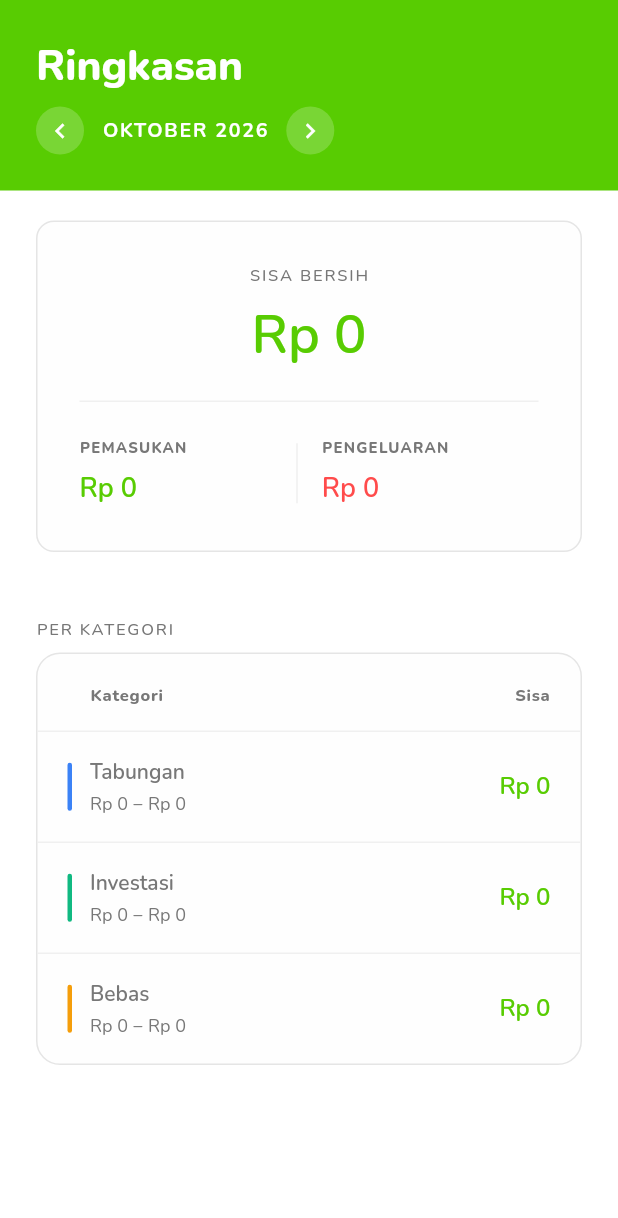
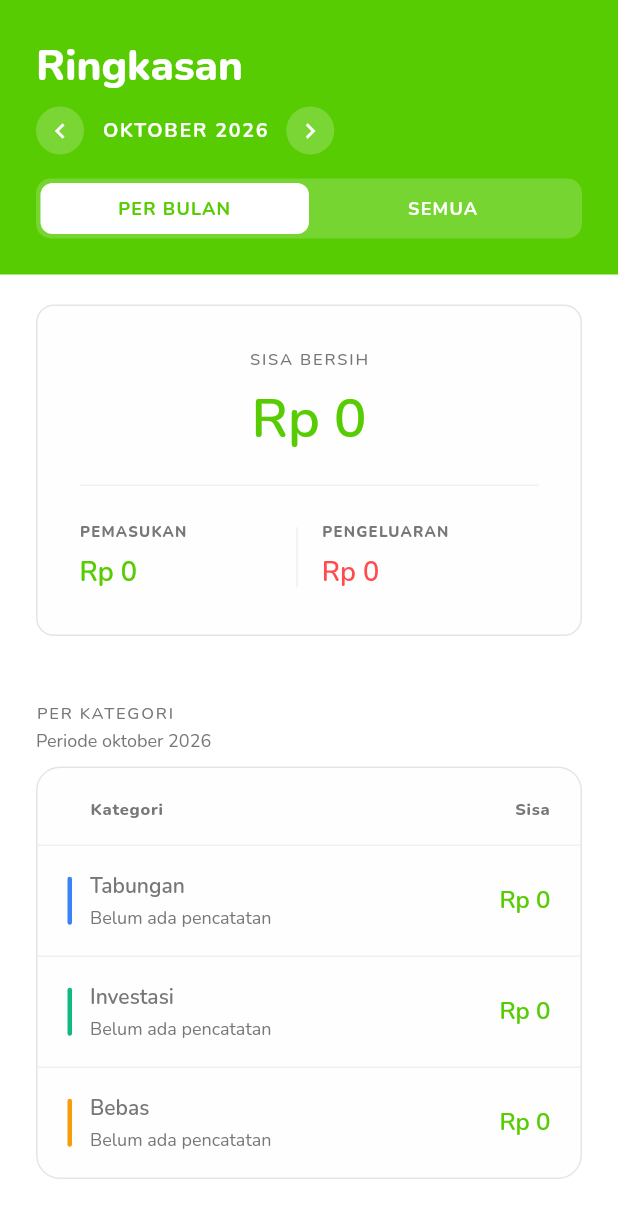
Before and after one commit to xelisme/Pundi, a Flutter app: the SummaryScreen screen opened directly, on a phone screen of 412 x 824 dp. Shown: the top 1218 px of the screen. Run offline on Flutter 3.47's test engine with Material 3 defaults, Android fonts, the phone set to English and light mode, and no system bars; our stand-ins replace csv, file_picker, google_fonts, share_plus, shared_preferences; accounts and stored records are empty.

Commit message:
feat: summarise by month or across all recorded months
Ringkasan gains a PER BULAN / SEMUA toggle in the green header. 'SEMUA'
accumulates every recorded month with no month or year ceiling, and the
per-category table below the hero numbers now follows whichever period is
selected — so 'total for this month' and 'total across all of August,
October, September...' are both one tap apart rather than two features.

The chevrons dim out and the header reads 'SEMUA PERIODE' when the all-time
view is active, and a subtitle states the real span ('3 bulan · 5
transaksi') so the toggle never leaves the scope ambiguous. 'PER KATEGORI'
carries a matching subtitle ('Periode agustus' / 'Akumulasi semua
periode').

The aggregation moved out of the screen into models/period_summary.dart. It
was a private function, which made the single most load-bearing piece of
money maths in the app untestable. It is now plain pure code, and
period_summary_test.dart covers it: half-open month boundaries (a record at
30 Sep 23:59 is in, one at 1 Oct 00:01 is out), a 31 December record not
being dropped, per-category totals across three non-consecutive months,
empty months returning empty rather than zero-filled, every category keeping
a row so the table does not reflow, and the all-time net reconciling against
the sum of the per-month nets.

Category rows now label an archived category '(arsip)' and a merely
soft-deleted one '(nonaktif)', and show 'Belum ada pencatatan' instead of
Rp 0 − Rp 0. Archived categories keep reporting their historical money —
archiving hides a category from new transactions, it does not erase what it
already received.

Tests: 35 -> 49.

```diff
--- /dev/null
+++ b/lib/models/period_summary.dart
@@ -0,0 +1,177 @@
+import 'transaction.dart';
+
+/// Income minus expense for a single category over one period.
+class CategoryBalance {
+  final String name;
+  final String colorHex;
+  final int income;
+  final int expense;
+
+  /// False once the category was soft-deleted or archived. Kept so the UI can
+  /// dim the row: an archived category still owes its historical money a place
+  /// on the table, it just no longer accepts new transactions.
+  final bool isActive;
+  final bool isArchived;
+
+  const CategoryBalance({
+    required this.name,
+    required this.colorHex,
+    required this.income,
+    required this.expense,
+    required this.isActive,
+    required this.isArchived,
+  });
+
+  int get balance => income - expense;
+
+  /// True when the category has never seen a single rupiah in this period.
+  bool get isEmpty => income == 0 && expense == 0;
+}
+
+/// Totals for one period: a single month, or every month on record.
+class PeriodSummary {
+  final int totalIncome;
+  final int totalExpenses;
+  final int netIncome;
+
+  /// Per-category totals derived from each transaction's frozen splits.
+  final Map<String, int> incomeBreakdown;
+  final Map<String, int> expenseBreakdown;
+
+  /// One row per known category, in category order, including empty ones so
+  /// the table layout does not jump between periods.
+  final List<CategoryBalance> categoryBalances;
+
+  /// How many distinct calendar months actually contributed a record. For an
+  /// all-time summary this is the real span ("12 bulan"), not a guess.
+  final int monthCount;
+
+  /// Total records inside the window, income and expense.
+  final int recordCount;
+
+  const PeriodSummary({
+    required this.totalIncome,
+    required this.totalExpenses,
+    required this.netIncome,
+    required this.incomeBreakdown,
+    required this.expenseBreakdown,
+    required this.categoryBalances,
+    required this.monthCount,
+    required this.recordCount,
+  });
+
+  static const empty = PeriodSummary(
+    totalIncome: 0,
+    totalExpenses: 0,
+    netIncome: 0,
+    incomeBreakdown: {},
+    expenseBreakdown: {},
+    categoryBalances: [],
+    monthCount: 0,
+    recordCount: 0,
+  );
+
+  bool get hasRecords => recordCount > 0;
+}
+
+/// Aggregate [records] into per-category and overall totals.
+///
+/// Pass a [month] to scope the result to that single calendar month, or omit it
+/// to accumulate every record on file — no month or year ceiling — which is
+/// what the "SEMUA" period shows.
+///
+/// A record belongs to the month of its *input* timestamp, not its receipt
+/// date, which is how the month selector has always behaved.
+PeriodSummary calculatePeriodSummary(
+  List<TransactionRecord> records,
+  List<AllocationCategory> categories, {
+  DateTime? month,
+}) {
+  int totalIncome = 0;
+  int totalExpenses = 0;
+  final Map<String, int> incomeBreakdown = {};
+  final Map<String, int> expenseBreakdown = {};
+  final Map<String, int> categoryIncome = {};
+  final Map<String, int> categoryExpense = {};
+  final Set<String> monthsSeen = <String>{};
+  int recordCount = 0;
+
+  for (final cat in categories) {
+    categoryIncome[cat.name] = 0;
+    categoryExpense[cat.name] = 0;
+  }
+
+  // A null window means "every month on record".
+  DateTime? windowStart;
+  DateTime? windowEnd;
+  if (month != null) {
+    windowStart = DateTime(month.year, month.month, 1);
+    windowEnd = DateTime(month.year, month.month + 1, 1);
+  }
+
+  for (final record in records) {
+    final date = DateTime.fromMillisecondsSinceEpoch(record.timestamp);
+    if (windowStart != null &&
+        (date.isBefore(windowStart) || date.compareTo(windowEnd!) >= 0)) {
+      continue;
+    }
+
+    recordCount++;
+    monthsSeen.add('${date.year}-${date.month}');
+
+    if (record.type == TransactionType.income) {
+      totalIncome += record.totalAmount.toInt();
+      for (final split in record.splits) {
+        final key = split.category.name;
+        incomeBreakdown[key] =
+            (incomeBreakdown[key] ?? 0) + split.allocatedAmount.toInt();
+        categoryIncome[key] =
+            (categoryIncome[key] ?? 0) + split.allocatedAmount.toInt();
+      }
+    } else {
+      totalExpenses += record.totalAmount.toInt();
+      if (record.splits.isNotEmpty) {
+        for (final split in record.splits) {
+          final key = split.category.name;
+          expenseBreakdown[key] =
+              (expenseBreakdown[key] ?? 0) + split.allocatedAmount.toInt();
+          categoryExpense[key] =
+              (categoryExpense[key] ?? 0) + split.allocatedAmount.toInt();
+        }
+      } else {
+        // No splits at all (shouldn't happen, but a hand-edited import can):
+        // fall back to the label so the money is still attributed somewhere.
+        final key = record.chargedTo ?? 'Lainnya';
+        expenseBreakdown[key] =
+            (expenseBreakdown[key] ?? 0) + record.totalAmount.toInt();
+        if (categoryExpense.containsKey(key)) {
+          categoryExpense[key] =
+              (categoryExpense[key] ?? 0) + record.totalAmount.toInt();
+        }
+      }
+    }
+  }
+
+  final balances = <CategoryBalance>[];
+  for (final cat in categories) {
+    balances.add(CategoryBalance(
+      name: cat.name,
+      colorHex: cat.colorHex,
+      income: categoryIncome[cat.name] ?? 0,
+      expense: categoryExpense[cat.name] ?? 0,
+      isActive: cat.isActive,
+      isArchived: cat.isArchived,
+    ));
+  }
+
+  return PeriodSummary(
+    totalIncome: totalIncome,
+    totalExpenses: totalExpenses,
+    netIncome: totalIncome - totalExpenses,
+    incomeBreakdown: incomeBreakdown,
+    expenseBreakdown: expenseBreakdown,
+    categoryBalances: balances,
+    monthCount: monthsSeen.length,
+    recordCount: recordCount,
+  );
+}
--- a/lib/screens/summary_screen.dart
+++ b/lib/screens/summary_screen.dart
@@ -2,113 +2,9 @@ import 'package:flutter/material.dart';
 import 'package:google_fonts/google_fonts.dart';
 import 'package:intl/intl.dart';
 import 'package:provider/provider.dart';
-import '../models/transaction.dart';
+import '../models/period_summary.dart';
 import '../repositories/budget_repository.dart';
 import '../utils/app_colors.dart';
-
-class _CategoryBalance {
-  final String name;
-  final String colorHex;
-  final int income;
-  final int expense;
-  final bool isActive;
-  int get balance => income - expense;
-
-  _CategoryBalance({
-    required this.name,
-    required this.colorHex,
-    required this.income,
-    required this.expense,
-    this.isActive = true,
-  });
-}
-
-class _MonthlySummary {
-  final int totalIncome;
-  final int totalExpenses;
-  final int netIncome;
-  final Map<String, int> incomeBreakdown;
-  final Map<String, int> expenseBreakdown;
-  final List<_CategoryBalance> categoryBalances;
-
-  _MonthlySummary({
-    required this.totalIncome,
-    required this.totalExpenses,
-    required this.netIncome,
-    required this.incomeBreakdown,
-    required this.expenseBreakdown,
-    required this.categoryBalances,
-  });
-}
-
-_MonthlySummary _calculateMonthlySummary(
-    List<TransactionRecord> records, List<AllocationCategory> categories, DateTime selectedMonth) {
-  int totalIncome = 0;
-  int totalExpenses = 0;
-  final Map<String, int> incomeBreakdown = {};
-  final Map<String, int> expenseBreakdown = {};
-  final Map<String, int> categoryIncome = {};
-  final Map<String, int> categoryExpense = {};
-  final Map<String, String> categoryColors = {};
-
-  for (final cat in categories) {
-    categoryIncome[cat.name] = 0;
-    categoryExpense[cat.name] = 0;
-    categoryColors[cat.name] = cat.colorHex;
-  }
-
-  final thisMonth = DateTime(selectedMonth.year, selectedMonth.month, 1);
-  final nextMonth = DateTime(selectedMonth.year, selectedMonth.month + 1, 1);
-
-  for (final record in records) {
-    final date = DateTime.fromMillisecondsSinceEpoch(record.timestamp);
-    if (date.isBefore(thisMonth) || date.compareTo(nextMonth) >= 0) continue;
-
-    if (record.type == TransactionType.income) {
-      totalIncome += record.totalAmount.toInt();
-      for (final split in record.splits) {
-        final key = split.category.name;
-        incomeBreakdown[key] = (incomeBreakdown[key] ?? 0) + split.allocatedAmount.toInt();
-        categoryIncome[key] = (categoryIncome[key] ?? 0) + split.allocatedAmount.toInt();
-      }
-    } else {
-      totalExpenses += record.totalAmount.toInt();
-      if (record.splits.isNotEmpty) {
-        for (final split in record.splits) {
-          final key = split.category.name;
-          expenseBreakdown[key] = (expenseBreakdown[key] ?? 0) + split.allocatedAmount.toInt();
-          categoryExpense[key] = (categoryExpense[key] ?? 0) + split.allocatedAmount.toInt();
-        }
-      } else {
-        final key = record.chargedTo ?? 'Lainnya';
-        expenseBreakdown[key] = (expenseBreakdown[key] ?? 0) + record.totalAmount.toInt();
-        if (categoryExpense.containsKey(key)) {
-          categoryExpense[key] = (categoryExpense[key] ?? 0) + record.totalAmount.toInt();
-        }
-      }
-    }
-  }
-
-  final balances = <_CategoryBalance>[];
-  for (final cat in categories) {
-    balances.add(_CategoryBalance(
-      name: cat.name,
-      colorHex: cat.colorHex,
-      income: categoryIncome[cat.name] ?? 0,
-      expense: categoryExpense[cat.name] ?? 0,
-      isActive: cat.isActive,
-    ));
-  }
-
-  return _MonthlySummary(
-    totalIncome: totalIncome,
-    totalExpenses: totalExpenses,
-    netIncome: totalIncome - totalExpenses,
-    incomeBreakdown: incomeBreakdown,
-    expenseBreakdown: expenseBreakdown,
-    categoryBalances: balances,
-  );
-}
 
 class SummaryScreen extends StatefulWidget {
   const SummaryScreen({super.key});
@@ -117,8 +13,22 @@ class SummaryScreen extends StatefulWidget {
   State<SummaryScreen> createState() => _SummaryScreenState();
 }
 
+/// Which span of history the Ringkasan screen is showing.
+enum SummaryPeriod {
+  /// One calendar month, chosen with the chevrons.
+  month,
+
+  /// Every month that has at least one record — no month or year ceiling.
+  all,
+}
+
 class _SummaryScreenState extends State<SummaryScreen> {
   DateTime _selectedMonth = DateTime.now();
+  SummaryPeriod _period = SummaryPeriod.month;
+
+  /// The month to aggregate, or null when accumulating everything on record.
+  DateTime? get _windowMonth =>
+      _period == SummaryPeriod.month ? _selectedMonth : null;
 
   String _fmt(int amount) {
     final formatter = NumberFormat('#,##0', 'id_ID');
@@ -153,8 +63,13 @@ class _SummaryScreenState extends State<SummaryScreen> {
       body: SafeArea(
         child: Consumer<BudgetRepository>(
           builder: (context, repo, _) {
-            final summary = _calculateMonthlySummary(repo.history, repo.categories, _selectedMonth);
+            final summary = calculatePeriodSummary(
+              repo.history,
+              repo.categories,
+              month: _windowMonth,
+            );
             final monthName = DateFormat('MMMM yyyy', 'id_ID').format(_selectedMonth);
+            final isAllTime = _period == SummaryPeriod.all;
 
             return CustomScrollView(
               slivers: [
@@ -181,20 +96,24 @@ class _SummaryScreenState extends State<SummaryScreen> {
                           mainAxisSize: MainAxisSize.min,
                           children: [
                             GestureDetector(
-                              onTap: _previousMonth,
+                              onTap: isAllTime ? null : _previousMonth,
                               child: Container(
                                 width: 32,
                                 height: 32,
                                 decoration: BoxDecoration(
-                                  color: Colors.white.withValues(alpha: 0.2),
+                                  color: Colors.white.withValues(alpha: isAllTime ? 0.1 : 0.2),
                                   shape: BoxShape.circle,
                                 ),
-                                child: const Icon(Icons.chevron_left, color: Colors.white, size: 20),
+                                child: Icon(
+                                  Icons.chevron_left,
+                                  color: isAllTime ? Colors.white38 : Colors.white,
+                                  size: 20,
+                                ),
                               ),
                             ),
                             const SizedBox(width: 12),
                             Text(
-                              monthName.toUpperCase(),
+                              isAllTime ? 'SEMUA PERIODE' : monthName.toUpperCase(),
                               style: GoogleFonts.nunito(
                                 fontSize: 13,
                                 fontWeight: FontWeight.w700,
@@ -204,19 +123,55 @@ class _SummaryScreenState extends State<SummaryScreen> {
                             ),
                             const SizedBox(width: 12),
                             GestureDetector(
-                              onTap: _nextMonth,
+                              onTap: isAllTime ? null : _nextMonth,
                               child: Container(
                                 width: 32,
                                 height: 32,
                                 decoration: BoxDecoration(
-                                  color: Colors.white.withValues(alpha: 0.2),
+                                  color: Colors.white.withValues(alpha: isAllTime ? 0.1 : 0.2),
                                   shape: BoxShape.circle,
                                 ),
-                                child: const Icon(Icons.chevron_right, color: Colors.white, size: 20),
+                                child: Icon(
+                                  Icons.chevron_right,
+                                  color: isAllTime ? Colors.white38 : Colors.white,
+                                  size: 20,
+                                ),
                               ),
                             ),
                           ],
                         ),
+                        const SizedBox(height: 16),
+
+                        // Period toggle: one month, or every month on record.
+                        Container(
+                          decoration: BoxDecoration(
+                            color: Colors.white.withValues(alpha: 0.18),
+                            borderRadius: BorderRadius.circular(10),
+                          ),
+                          padding: const EdgeInsets.all(3),
+                          child: Row(
+                            children: [
+                              _buildPeriodTab('PER BULAN', SummaryPeriod.month),
+                              _buildPeriodTab('SEMUA', SummaryPeriod.all),
+                            ],
+                          ),
+                        ),
+
+                        // Explain what "SEMUA" actually covers instead of
+                        // leaving the user guessing.
+                        if (isAllTime) ...[
+                          const SizedBox(height: 12),
+                          Text(
+                            summary.hasRecords
+                                ? '${summary.monthCount} bulan · ${summary.recordCount} transaksi'
+                                : 'Belum ada pencatatan',
+                            style: GoogleFonts.nunito(
+                              fontSize: 12,
+                              fontWeight: FontWeight.w600,
+                              color: Colors.white70,
+                            ),
+                          ),
+                        ],
                       ],
                     ),
                   ),
@@ -288,13 +243,25 @@ class _SummaryScreenState extends State<SummaryScreen> {
                   SliverToBoxAdapter(
                     child: Padding(
                       padding: const EdgeInsets.symmetric(horizontal: 24, vertical: 8),
-                      child: Text(
+                      child: Column(
+                        crossAxisAlignment: CrossAxisAlignment.start,
+                        children: [
+                          Text(
                             'PER KATEGORI',
                             style: Theme.of(context).textTheme.labelSmall?.copyWith(
                               color: AppColors.textTertiary,
                               letterSpacing: 1.2,
                               fontWeight: FontWeight.w500,
                             ),
+                          ),
+                          const SizedBox(height: 2),
+                          Text(
+                            isAllTime
+                                ? 'Akumulasi semua periode'
+                                : 'Periode ${monthName.toLowerCase()}',
+                            style: Theme.of(context).textTheme.bodySmall,
+                          ),
+                        ],
                       ),
                     ),
                   ),
@@ -367,7 +334,9 @@ class _SummaryScreenState extends State<SummaryScreen> {
                                             crossAxisAlignment: CrossAxisAlignment.start,
                                             children: [
                                               Text(
-                                                dimmed ? '${balance.name} (dihapus)' : balance.name,
+                                                dimmed
+                                                    ? '${balance.name} (${balance.isArchived ? 'arsip' : 'nonaktif'})'
+                                                    : balance.name,
                                                 style: Theme.of(context).textTheme.bodyMedium?.copyWith(
                                                   fontWeight: FontWeight.w600,
                                                   color: dimmed ? Colors.grey.shade600 : null,
@@ -375,7 +344,9 @@ class _SummaryScreenState extends State<SummaryScreen> {
                                               ),
                                               const SizedBox(height: 2),
                                               Text(
-                                                'Rp ${_fmt(balance.income)} − Rp ${_fmt(balance.expense)}',
+                                                balance.isEmpty
+                                                    ? 'Belum ada pencatatan'
+                                                    : 'Rp ${_fmt(balance.income)} − Rp ${_fmt(balance.expense)}',
                                                 style: Theme.of(context).textTheme.bodySmall?.copyWith(
                                                   color: dimmed ? Colors.grey.shade500 : null,
                                                 ),
@@ -417,6 +388,35 @@ class _SummaryScreenState extends State<SummaryScreen> {
               ],
             );
           },
+        ),
+      ),
+    );
+  }
+
+  /// One half of the PER BULAN / SEMUA toggle in the green header.
+Widget _buildPeriodTab(String label, SummaryPeriod value) {
+  final selected = _period == value;
+  return Expanded(
+    child: GestureDetector(
+      onTap: () => setState(() => _period = value),
+      child: AnimatedContainer(
+        duration: const Duration(milliseconds: 180),
+        curve: Curves.easeOut,
+        padding: const EdgeInsets.symmetric(vertical: 8),
+        decoration: BoxDecoration(
+          color: selected ? Colors.white : Colors.transparent,
+          borderRadius: BorderRadius.circular(8),
+        ),
+        child: Text(
+          label,
+          textAlign: TextAlign.center,
+          style: GoogleFonts.nunito(
+            fontSize: 12,
+            fontWeight: FontWeight.w700,
+            letterSpacing: 0.8,
+            color: selected ? AppColors.green : Colors.white,
+          ),
+        ),
       ),
     ),
   );
```
Also changed, not shown: 1 other file. Lines whose indentation alone changed are shown as unchanged.
